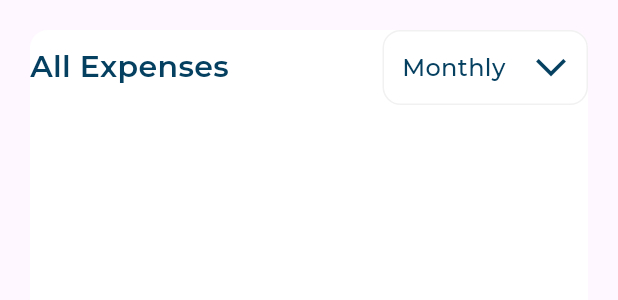
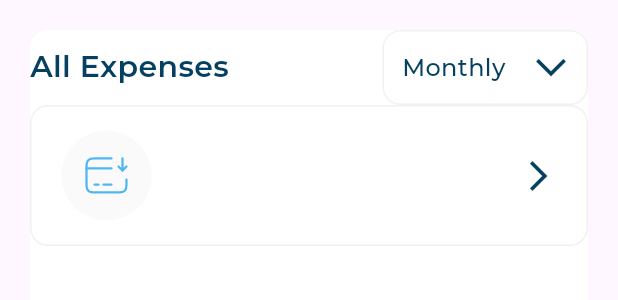
Before and after one commit to abo3amer69/responsive_dash_board, a Flutter app: the AllExpenses widget shown alone on an empty page, opened directly, on a phone screen of 412 x 824 dp. Shown: the top 300 px of the screen. Run offline on Flutter 3.47's test engine with Material 3 defaults, Android fonts, the phone set to English and light mode, and no system bars; our stand-ins replace flutter_svg; project files that could hold a hidden picture were left out.

Commit message:
create item header and model item header

```diff
--- /dev/null
+++ b/lib/model/all_expenses_item_model.dart
@@ -0,0 +1,9 @@
+class AllExpensesItemModel {
+  final String image, title, date,price;
+
+  const AllExpensesItemModel(
+      {required this.image,
+      required this.title,
+      required this.date,
+      required this.price});
+}
--- a/lib/widgets/all_expenses.dart
+++ b/lib/widgets/all_expenses.dart
@@ -1,5 +1,8 @@
 import 'package:flutter/material.dart';
+import 'package:responsive_dash_board/model/all_expenses_item_model.dart';
+import 'package:responsive_dash_board/utils/app_images.dart';
 import 'package:responsive_dash_board/widgets/all_expenses_header.dart';
+import 'package:responsive_dash_board/widgets/all_expenses_item.dart';
 
 class AllExpenses extends StatelessWidget {
   const AllExpenses({super.key});
@@ -18,6 +21,12 @@ class AllExpenses extends StatelessWidget {
         child: const Column(
           children: [
             AllExpensesHeader(),
+            AllExpensesItem(
+                itemModel: AllExpensesItemModel(
+                    image: Assets.imagesIncome,
+                    title: 'Income',
+                    date: 'April 2022',
+                    price: r'$20,129'),),
           ],
         ),
       ),
--- /dev/null
+++ b/lib/widgets/all_expenses_item.dart
@@ -0,0 +1,34 @@
+import 'package:flutter/material.dart';
+import 'package:responsive_dash_board/model/all_expenses_item_model.dart';
+import 'package:responsive_dash_board/widgets/all_expenses.dart';
+import 'package:responsive_dash_board/widgets/all_expenses_item_header.dart';
+
+class AllExpensesItem extends StatelessWidget {
+  const AllExpensesItem({super.key, required this.itemModel});
+
+  final AllExpensesItemModel itemModel;
+
+  @override
+  Widget build(BuildContext context) {
+    return Container(
+      padding: const EdgeInsets.symmetric(horizontal: 20, vertical: 16),
+      decoration: ShapeDecoration(
+        color: Colors.white,
+        shape: RoundedRectangleBorder(
+          side: const BorderSide(
+            width: 1,
+            color: Color(0xffF1F1F1),
+          ),
+          borderRadius: BorderRadius.circular(12),
+        ),
+      ),
+      child: Column(
+        children: [
+          AllExpensesItemHeader(
+            image: itemModel.image,
+          ),
+        ],
+      ),
+    );
+  }
+}
--- /dev/null
+++ b/lib/widgets/all_expenses_item_header.dart
@@ -0,0 +1,32 @@
+import 'package:flutter/material.dart';
+import 'package:flutter_svg/svg.dart';
+
+class AllExpensesItemHeader extends StatelessWidget {
+  const AllExpensesItemHeader({super.key, required this.image});
+  final String image;
+
+  @override
+  Widget build(BuildContext context) {
+    return Row(
+      children: [
+        Container(
+            width: 60,
+            height: 60,
+            padding: const EdgeInsets.all(14),
+            decoration: const ShapeDecoration(
+              shape: OvalBorder(),
+              color: Color(0xffFAFAFA),
+            ),
+            child: SvgPicture.asset(image)),
+        const Spacer(),
+        Transform.rotate(
+          angle: -1.57079633 * 2,
+          child: const Icon(
+            Icons.arrow_back_ios_new_outlined,
+            color: Color(0xff064061),
+          ),
+        ),
+      ],
+    );
+  }
+}
```
